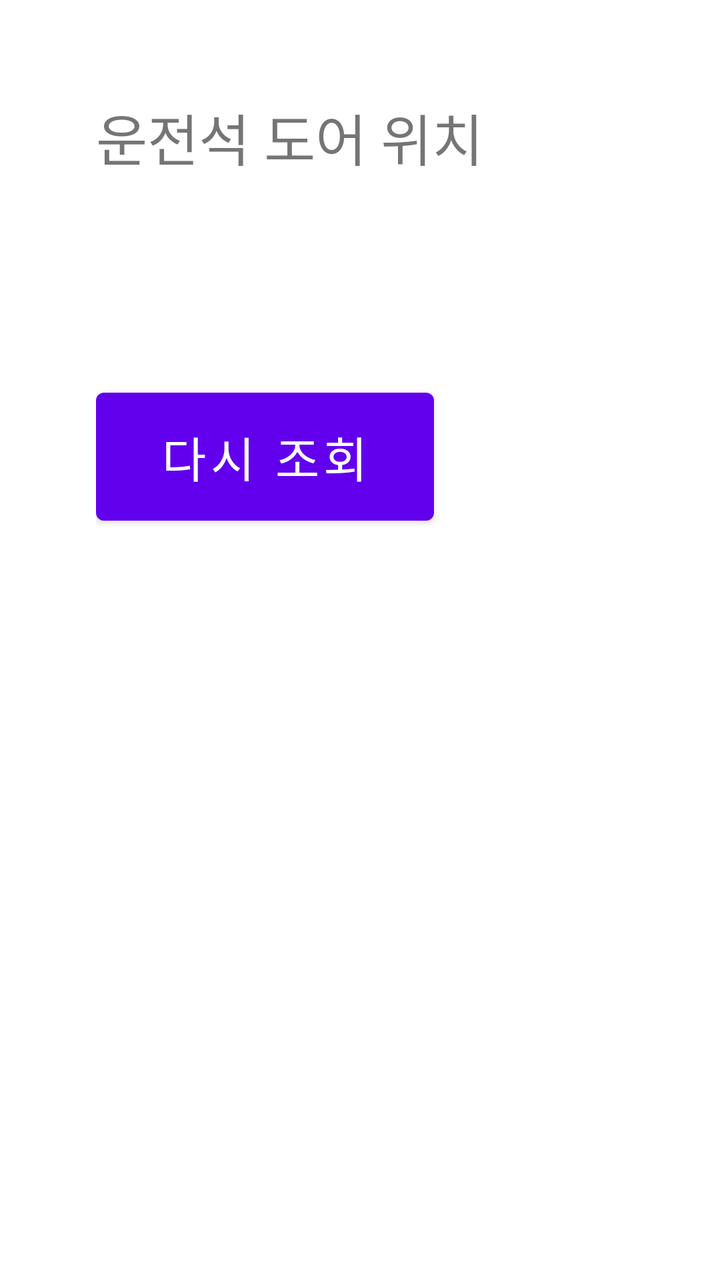
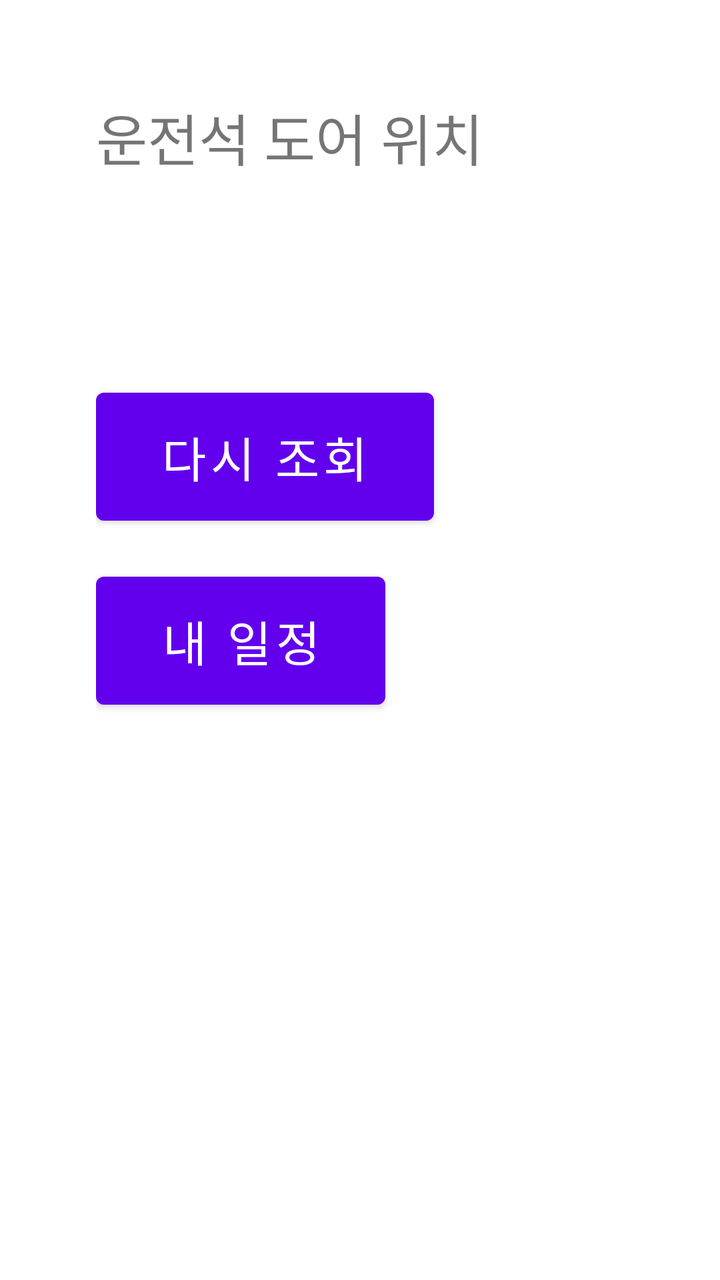

Before-and-after screenshots of an Android layout around one commit, followed by the original layout XML and the change that was made.
<!-- AndroidManifest.xml: application theme Theme.HyundaiApp -->
<!-- res/layout/activity_main.xml -->
<?xml version="1.0" encoding="utf-8"?>
<LinearLayout xmlns:android="http://schemas.android.com/apk/res/android"
    android:layout_width="match_parent"
    android:layout_height="match_parent"
    android:orientation="vertical"
    android:padding="48dp">

    <TextView
        android:layout_width="wrap_content"
        android:layout_height="wrap_content"
        android:text="@string/door_title"
        android:textSize="28sp" />

    <TextView
        android:id="@+id/resultText"
        android:layout_width="wrap_content"
        android:layout_height="wrap_content"
        android:layout_marginTop="16dp"
        android:textSize="40sp" />

    <Button
        android:id="@+id/refreshButton"
        android:layout_width="wrap_content"
        android:layout_height="wrap_content"
        android:layout_marginTop="32dp"
        android:minHeight="76dp"
        android:paddingHorizontal="32dp"
        android:text="@string/door_refresh"
        android:textSize="24sp" />

</LinearLayout>
<!-- resources referenced by this layout -->
<resources>
  <string name="door_refresh">다시 조회</string>
  <string name="door_title">운전석 도어 위치</string>
  <style name="Theme.HyundaiApp" parent="Theme.MaterialComponents.DayNight.DarkActionBar">
          
          <item name="colorPrimary">@color/purple_500</item>
          <item name="colorPrimaryVariant">@color/purple_700</item>
          <item name="colorOnPrimary">@color/white</item>
          
          <item name="colorSecondary">@color/teal_200</item>
          <item name="colorSecondaryVariant">@color/teal_700</item>
          <item name="colorOnSecondary">@color/black</item>
          
          <item name="android:statusBarColor">?attr/colorPrimaryVariant</item>
          
      </style>
  <color name="purple_500">#FF6200EE</color>
  <color name="purple_700">#FF3700B3</color>
  <color name="white">#FFFFFFFF</color>
  <color name="teal_200">#FF03DAC5</color>
  <color name="teal_700">#FF018786</color>
  <color name="black">#FF000000</color>
</resources>

<!-- the commit's change to res/layout/activity_main.xml (unified diff, before → after) -->
@@ -28,4 +28,14 @@
         android:text="@string/door_refresh"
         android:textSize="24sp" />
 
+    <Button
+        android:id="@+id/calendarButton"
+        android:layout_width="wrap_content"
+        android:layout_height="wrap_content"
+        android:layout_marginTop="16dp"
+        android:minHeight="76dp"
+        android:paddingHorizontal="32dp"
+        android:text="@string/open_calendar"
+        android:textSize="24sp" />
+
 </LinearLayout>
<!-- resource entries referenced after the edit -->
@@ -2,6 +2,7 @@
 <resources>
   <string name="door_refresh">다시 조회</string>
   <string name="door_title">운전석 도어 위치</string>
+  <string name="open_calendar">내 일정</string>
   <style name="Theme.HyundaiApp" parent="Theme.MaterialComponents.DayNight.DarkActionBar">
           
           <item name="colorPrimary">@color/purple_500</item>
